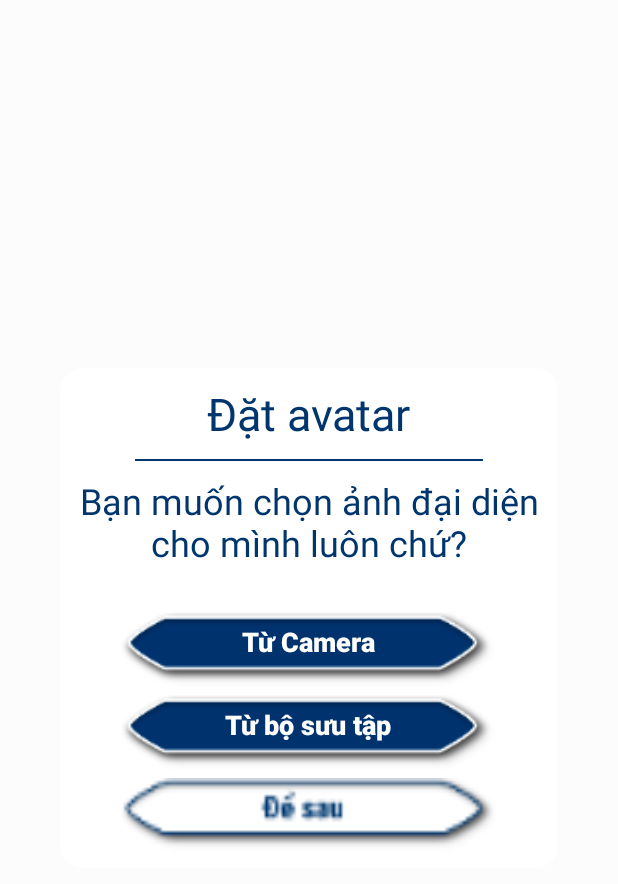
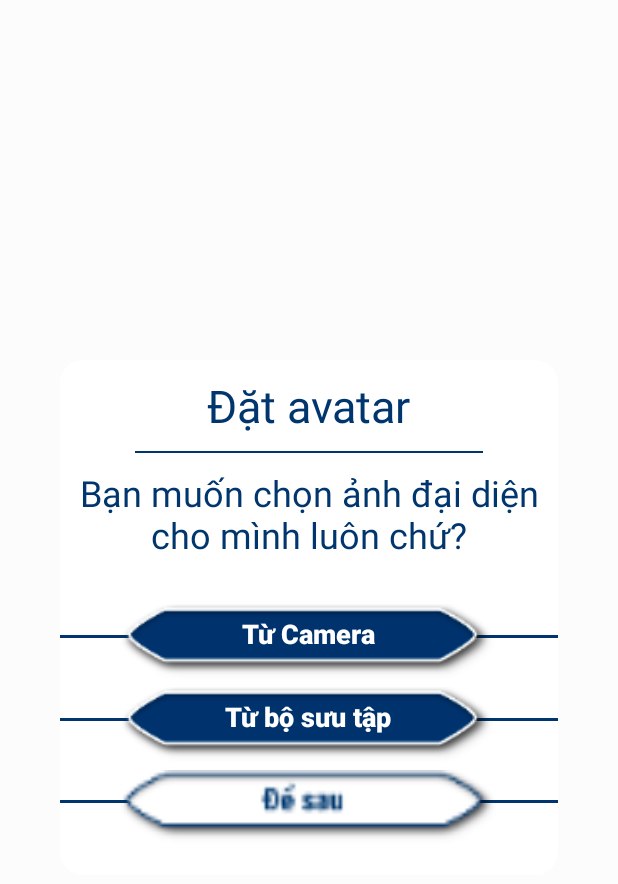
Before and after one commit to khacpv/altp, an Android app: the layout layout_avatar_popup.xml on its own in the app's theme, with its tools: preview values and no code run, on a phone screen of 412 x 824 dp. Shown: the top 884 px of the screen. Run offline under Robolectric (Android 15) with nearby library versions, the phone set to English and light mode, and no system bars.

Commit message:
17/9/2016

```diff
--- a/Faster5/app/src/main/java/com/oic/game/ailatrieuphu/MainApplication.java
+++ b/Faster5/app/src/main/java/com/oic/game/ailatrieuphu/MainApplication.java
@@ -13,8 +13,8 @@ public class MainApplication extends Application {
 
     public static SockAltp sockAltp() {
         if (mSockAltp == null) {
-            //mSockAltp = new SockAltp(SockAltp.SERVER_PROD, true);
-            mSockAltp = new SockAltp(SockAltp.SERVER_LOCAL,true);
+            mSockAltp = new SockAltp(SockAltp.SERVER_PROD, true);
+            //mSockAltp = new SockAltp(SockAltp.SERVER_LOCAL,true);
         }
         return mSockAltp;
     }
--- a/Faster5/app/src/main/java/com/oic/game/ailatrieuphu/ui/activity/GameOver.java
+++ b/Faster5/app/src/main/java/com/oic/game/ailatrieuphu/ui/activity/GameOver.java
@@ -33,6 +33,7 @@ public class GameOver extends AppCompatActivity {
     public static final int DRAW = -1;
     public static final int WIN = 1;
     public static final int LOSE = 0;
+    public static final int GIVEUP = 2;
 
     ImageView mImageViewUserAvatar;
     TextView mTextViewNameUser;
@@ -140,6 +141,11 @@ public class GameOver extends AppCompatActivity {
                 SoundPoolManager.getInstance().playSound(R.raw.lose);
                 startMedia(3000);
                 break;
+            case GIVEUP:
+                mTextViewResultText.setText("BẠN RẤT TỈNH TÁO");
+                SoundPoolManager.getInstance().playSound(R.raw.lose);
+                startMedia(3000);
+                break;
             case WIN:
                 mTextViewResultText.setText("CHÚC MỪNG CHIẾN THẮNG");
                 SoundPoolManager.getInstance().playSound(R.raw.best_player);
--- a/Faster5/app/src/main/java/com/oic/game/ailatrieuphu/ui/activity/InfoScreen.java
+++ b/Faster5/app/src/main/java/com/oic/game/ailatrieuphu/ui/activity/InfoScreen.java
@@ -336,7 +336,7 @@ public class InfoScreen extends AppCompatActivity {
 
             searchBg.stop();
 
-            for (int i = 0; i < dummyUsers.size(); i++) {
+            for (int i = 0; i < Math.min(mButtonPlayer.length,dummyUsers.size()); i++) {
                 final int _i = i;
                 if (!dummyUsers.get(_i).isDummy) {
                     enemyNumberInList = _i;
--- a/Faster5/app/src/main/res/layout/layout_avatar_popup.xml
+++ b/Faster5/app/src/main/res/layout/layout_avatar_popup.xml
@@ -43,6 +43,19 @@
             android:textColor="#00366D"
             android:textSize="24sp" />
 
+        <FrameLayout
+            android:layout_width="match_parent"
+            android:layout_height="wrap_content"
+            android:layout_alignParentBottom="true"
+            android:layout_marginTop="30dp">
+
+            <View
+                android:layout_width="match_parent"
+                android:layout_height="2dp"
+                android:layout_gravity="center_vertical"
+                android:layout_marginBottom="3dp"
+                android:background="#00366D" />
+
             <Button
                 android:id="@+id/button_camera"
                 android:layout_width="250dp"
@@ -50,7 +63,6 @@
                 android:layout_gravity="center"
                 android:layout_marginLeft="30dp"
                 android:layout_marginRight="30dp"
-            android:layout_marginTop="30dp"
                 android:background="@drawable/answer0"
                 android:paddingBottom="10dp"
                 android:text="Từ Camera"
@@ -58,6 +70,20 @@
                 android:textColor="#ffffff"
                 android:textSize="18sp"
                 android:textStyle="bold" />
+        </FrameLayout>
+
+        <FrameLayout
+            android:layout_width="match_parent"
+            android:layout_height="wrap_content"
+            android:layout_alignParentBottom="true"
+            android:layout_marginTop="5dp">
+
+            <View
+                android:layout_width="match_parent"
+                android:layout_height="2dp"
+                android:layout_gravity="center_vertical"
+                android:layout_marginBottom="3dp"
+                android:background="#00366D" />
 
             <Button
                 android:id="@+id/button_gallery"
@@ -66,7 +92,6 @@
                 android:layout_gravity="center"
                 android:layout_marginLeft="30dp"
                 android:layout_marginRight="30dp"
-            android:layout_marginTop="5dp"
                 android:background="@drawable/answer0"
                 android:clickable="true"
                 android:paddingBottom="10dp"
@@ -76,14 +101,33 @@
                 android:textSize="18sp"
                 android:textStyle="bold" />
 
+
+        </FrameLayout>
+
+        <FrameLayout
+            android:layout_width="match_parent"
+            android:layout_height="wrap_content"
+            android:layout_alignParentBottom="true"
+            android:layout_marginTop="5dp"
+            android:layout_marginBottom="20dp">
+
+            <View
+                android:layout_width="match_parent"
+                android:layout_height="2dp"
+                android:layout_gravity="center_vertical"
+                android:layout_marginBottom="4dp"
+                android:background="#00366D" />
+
             <Button
                 android:id="@+id/button_later"
                 android:layout_width="250dp"
                 android:layout_height="50dp"
                 android:layout_gravity="center"
-            android:layout_marginBottom="10dp"
-            android:layout_marginTop="5dp"
                 android:background="@drawable/btn_later" />
+
+
+        </FrameLayout>
+
 
     </LinearLayout>
 </RelativeLayout>
--- a/Faster5/app/src/main/res/layout/layout_popup_rule.xml
+++ b/Faster5/app/src/main/res/layout/layout_popup_rule.xml
@@ -16,7 +16,7 @@
             android:layout_width="match_parent"
             android:layout_height="2dp"
             android:layout_gravity="center_vertical"
-            android:layout_marginBottom="3dp"
+            android:layout_marginBottom="4dp"
             android:background="#FFF" />
 
         <Button
--- a/Faster5/app/src/main/res/layout/play_screen.xml
+++ b/Faster5/app/src/main/res/layout/play_screen.xml
@@ -207,7 +207,7 @@
             <TextView
                 android:id="@+id/textview_tablequestion"
                 android:layout_width="match_parent"
-                android:layout_height="200dp"
+                android:layout_height="150dp"
                 android:layout_marginLeft="5dp"
                 android:layout_marginRight="5dp"
                 android:layout_marginTop="18dp"
```
Also changed, not shown: Faster5/app/src/main/java/com/oic/game/ailatrieuphu/sock/AltpHelper.java (+13 -11 lines), Faster5/app/src/main/java/com/oic/game/ailatrieuphu/ui/activity/PlayScreen.java (+54 -11 lines), Faster5/app/src/main/res/layout/layout_check_quit.xml (+30 -4 lines), Faster5/app/src/main/res/layout/layout_edittex_popup.xml (+18 -2 lines), Faster5/app/src/main/res/layout/layout_popup_connection.xml (+18 -3 lines), Faster5/app/src/main/res/layout/search_opponent.xml (+5 -5 lines), Faster5/app/src/main/res/drawable-xhdpi/icon_opponent.png (added), Faster5/app/src/main/res/drawable-xhdpi/table_question.png (added), Faster5/app/src/main/res/drawable-xxhdpi/icon_opponent.png (added), Faster5/app/src/main/res/drawable-xxhdpi/table_question.png (added), Faster5/app/src/main/res/drawable-xxxhdpi/button_erro.png. Lines whose indentation alone changed are shown as unchanged.
